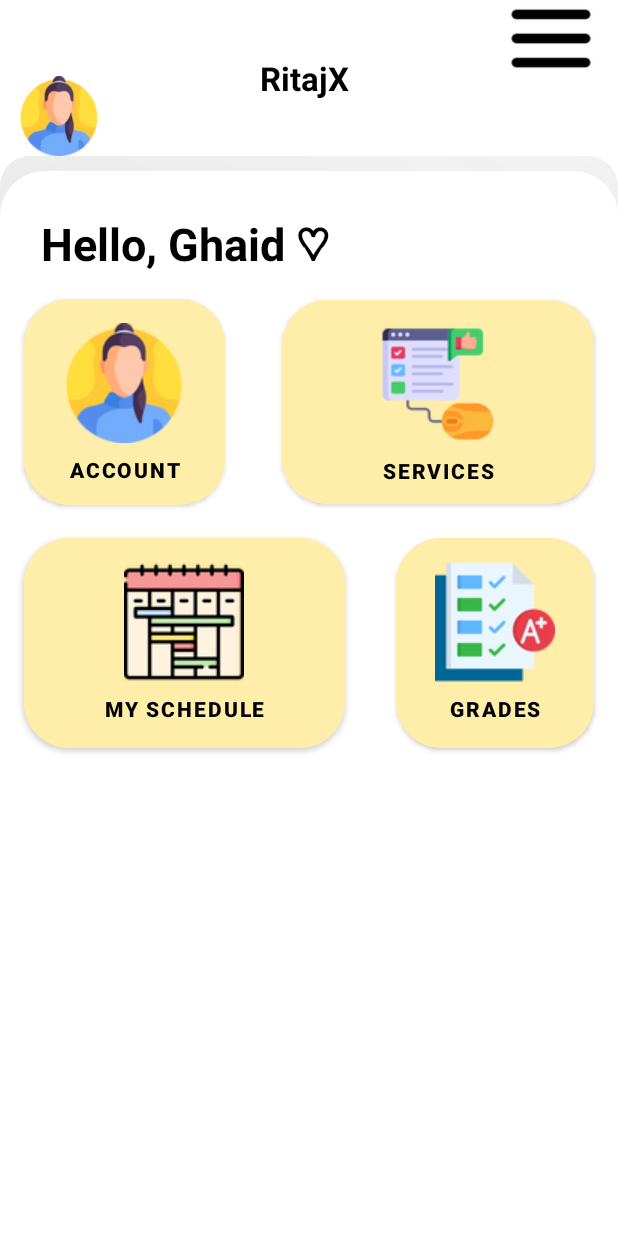
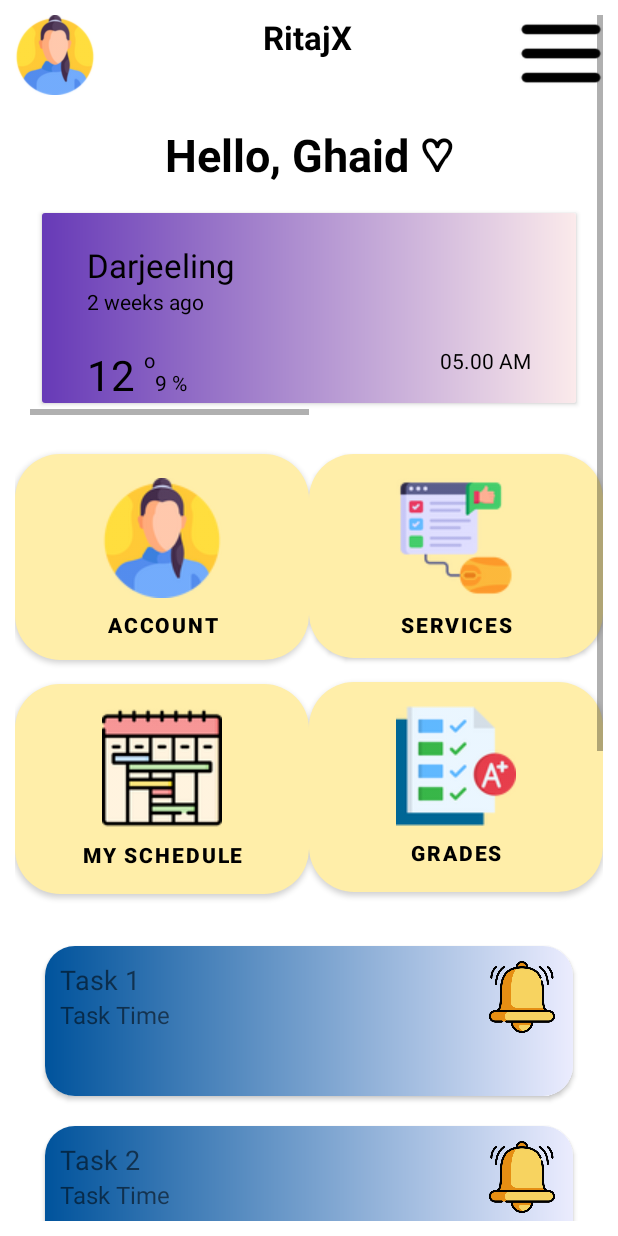
Before and after one commit to GhaidYahya/RitajX, an Android app: the home screen opened directly, with no data from a screen before it, on a phone screen of 412 x 824 dp. Run offline under Robolectric (Android 15) with nearby library versions, the phone set to English and light mode, and no system bars.

Commit message:
version 2

```diff
--- a/app/build.gradle.kts
+++ b/app/build.gradle.kts
@@ -36,4 +36,6 @@ dependencies {
     testImplementation("junit:junit:4.13.2")
     androidTestImplementation("androidx.test.ext:junit:1.1.5")
     androidTestImplementation("androidx.test.espresso:espresso-core:3.5.1")
+    implementation("androidx.cardview:cardview:1.0.0")
+    implementation ("androidx.recyclerview:recyclerview:1.2.0")
 }
--- a/app/src/main/AndroidManifest.xml
+++ b/app/src/main/AndroidManifest.xml
@@ -1,7 +1,7 @@
 <?xml version="1.0" encoding="utf-8"?>
 <manifest xmlns:android="http://schemas.android.com/apk/res/android"
     xmlns:tools="http://schemas.android.com/tools">
-
+    <uses-permission android:name="android.permission.INTERNET" />
     <application
         android:allowBackup="true"
         android:dataExtractionRules="@xml/data_extraction_rules"
--- /dev/null
+++ b/app/src/main/java/com/example/ritajx/SliderAdapter.java
@@ -0,0 +1,76 @@
+package com.example.ritajx;
+
+import android.view.LayoutInflater;
+import android.view.View;
+import android.view.ViewGroup;
+import android.widget.TextView;
+import androidx.annotation.NonNull;
+import androidx.recyclerview.widget.RecyclerView;
+import java.util.List;
+public class SliderAdapter extends RecyclerView.Adapter<RecyclerView.ViewHolder> {
+    public static int WEATHER_TYPE = 0;
+    public static int NEWS_TYPE = 1;
+    // Add other types as constants if needed
+
+    private List<Integer> items; // This list will hold the types of items.
+
+    public SliderAdapter(List<Integer> items) {
+        this.items = items; // Initialize with a list of item types
+    }
+
+    @Override
+    public int getItemViewType(int position) {
+        // Return the type based on the position or your logic
+        return items.get(position);
+    }
+
+    @NonNull
+    @Override
+    public RecyclerView.ViewHolder onCreateViewHolder(@NonNull ViewGroup parent, int viewType) {
+        View view;
+        if (viewType == WEATHER_TYPE) {
+            view = LayoutInflater.from(parent.getContext()).inflate(R.layout.weather, parent, false);
+            return new WeatherViewHolder(view);
+        } else {
+            view = LayoutInflater.from(parent.getContext()).inflate(R.layout.task_item, parent, false);
+            return new NewsViewHolder(view);
+        }
+    }
+
+    @Override
+    public void onBindViewHolder(@NonNull RecyclerView.ViewHolder holder, int position) {
+        int viewType = getItemViewType(position);
+        if (viewType == WEATHER_TYPE) {
+            // Bind weather data to the weather view holder
+            // ((WeatherViewHolder) holder).bind(weatherData);
+        } else {
+            // Bind news data to the news view holder
+            // ((NewsViewHolder) holder).bind(newsData);
+        }
+    }
+
+    @Override
+    public int getItemCount() {
+        return items.size();
+    }
+
+    // Define ViewHolder for weather
+    static class WeatherViewHolder extends RecyclerView.ViewHolder {
+        // Define weather view components
+
+        WeatherViewHolder(View itemView) {
+            super(itemView);
+            // Initialize weather view components
+        }
+    }
+
+    // Define ViewHolder for news
+    static class NewsViewHolder extends RecyclerView.ViewHolder {
+        // Define news view components
+
+        NewsViewHolder(View itemView) {
+            super(itemView);
+            // Initialize news view components
+        }
+    }
+}
--- /dev/null
+++ b/app/src/main/java/com/example/ritajx/Task.java
@@ -0,0 +1,35 @@
+package com.example.ritajx;
+
+public class Task {
+    private String taskname;
+    private String time;
+
+    public Task(String taskname, String time) {
+        this.taskname = taskname;
+        this.time = time;
+    }
+
+    public String getTaskname() {
+        return taskname;
+    }
+
+    public void setTaskname(String taskname) {
+        this.taskname = taskname;
+    }
+
+    public String getTime() {
+        return time;
+    }
+
+    public void setTime(String time) {
+        this.time = time;
+    }
+
+    @Override
+    public String toString() {
+        return "Task{" +
+                "taskname='" + taskname + '\'' +
+                ", time='" + time + '\'' +
+                '}';
+    }
+}
--- /dev/null
+++ b/app/src/main/java/com/example/ritajx/TaskAdapter.java
@@ -0,0 +1,52 @@
+package com.example.ritajx;
+
+import android.view.LayoutInflater;
+import android.view.View;
+import android.view.ViewGroup;
+import android.widget.ImageView;
+import android.widget.TextView;
+
+import androidx.annotation.NonNull;
+import androidx.recyclerview.widget.RecyclerView;
+
+import java.util.List;
+
+public class TaskAdapter extends RecyclerView.Adapter<TaskAdapter.TaskViewHolder> {
+
+    private List<Task> tasks;
+
+    public TaskAdapter(List<Task> tasks) {
+        this.tasks = tasks;
+    }
+
+    @NonNull
+    @Override
+    public TaskViewHolder onCreateViewHolder(@NonNull ViewGroup parent, int viewType) {
+        View view = LayoutInflater.from(parent.getContext())
+                .inflate(R.layout.task_item, parent, false);
+        return new TaskViewHolder(view);
+    }
+
+    @Override
+    public void onBindViewHolder(@NonNull TaskViewHolder holder, int position) {
+        Task task = tasks.get(position);
+        holder.taskName.setText(task.getTaskname());
+        // Bind other data to the views
+    }
+
+    @Override
+    public int getItemCount() {
+        return tasks.size();
+    }
+
+    static class TaskViewHolder extends RecyclerView.ViewHolder {
+        TextView taskName;
+        ImageView taskIcon;
+
+        TaskViewHolder(View itemView) {
+            super(itemView);
+            taskName = itemView.findViewById(R.id.task_name);
+            taskIcon = itemView.findViewById(R.id.task_icon);
+        }
+    }
+}
--- a/app/src/main/java/com/example/ritajx/home.java
+++ b/app/src/main/java/com/example/ritajx/home.java
@@ -1,18 +1,38 @@
 package com.example.ritajx;
 
+import android.app.Dialog;
 import android.content.Intent;
 import android.os.Bundle;
 import android.view.View;
+import android.widget.AdapterView;
+import android.widget.ArrayAdapter;
 import android.widget.Button;
+import android.widget.Spinner;
 
 import androidx.appcompat.app.AppCompatActivity;
+import androidx.recyclerview.widget.LinearLayoutManager;
+import androidx.recyclerview.widget.RecyclerView;
+
+import java.util.ArrayList;
+import java.util.List;
 
 public class home extends AppCompatActivity {
 
+    private RecyclerView recyclerView;
+    private TaskAdapter taskAdapter;
+    private List<Task> taskList;
     @Override
     protected void onCreate(Bundle savedInstanceState) {
         super.onCreate(savedInstanceState);
         setContentView(R.layout.homepage);
+        recyclerView = findViewById(R.id.tasks_recycler_view);
+        recyclerView.setLayoutManager(new LinearLayoutManager(this));
+
+        taskList = new ArrayList<>();
+        taskAdapter = new TaskAdapter(taskList);
+        recyclerView.setAdapter(taskAdapter);
+        setupSlider();
+        loadTasks(); // Populate the task lis
 
         Button servicesButton = findViewById(R.id.services_btn2);
         servicesButton.setOnClickListener(new View.OnClickListener() {
@@ -21,6 +41,21 @@ public class home extends AppCompatActivity {
                 openServicesActivity();
             }
         });
+
+
+
+    }
+    private void loadTasks() {
+        // Add tasks to your list
+        taskList.add(new Task("Task 1", "Time 1"));
+        taskList.add(new Task("Task 2", "Time 2"));
+        taskList.add(new Task("Task 1", "Time 1"));
+        taskList.add(new Task("Task 2", "Time 2"));
+        taskList.add(new Task("Task 1", "Time 1"));
+        taskList.add(new Task("Task 2", "Time 2"));
+        // ... add more tasks ...
+
+        taskAdapter.notifyDataSetChanged();
     }
 
 
@@ -28,4 +63,19 @@ public class home extends AppCompatActivity {
         Intent intent = new Intent(this, services.class);
         startActivity(intent);
     }
+    private void setupSlider() {
+        RecyclerView sliderRecyclerView = findViewById(R.id.horizontal_recycler_view); // Make sure you have this in your home.xml
+        sliderRecyclerView.setLayoutManager(new LinearLayoutManager(this, LinearLayoutManager.HORIZONTAL, false));
+
+        // Prepare the items list
+        List<Integer> items = new ArrayList<>();
+        items.add(SliderAdapter.WEATHER_TYPE); // Add weather card
+        items.add(SliderAdapter.NEWS_TYPE);    // Add news card
+        // Add more items if needed
+
+        // Set the adapter
+        SliderAdapter sliderAdapter = new SliderAdapter(items);
+        sliderRecyclerView.setAdapter(sliderAdapter);
+    }
+
 }
--- /dev/null
+++ b/app/src/main/res/drawable/bg1.xml
@@ -0,0 +1,6 @@
+<?xml version="1.0" encoding="utf-8"?>
+<shape xmlns:android="http://schemas.android.com/apk/res/android">
+    <gradient
+        android:startColor="#673AB7"
+        android:endColor="#FBEAEB"/>
+</shape>
--- /dev/null
+++ b/app/src/main/res/drawable/bg2.xml
@@ -0,0 +1,6 @@
+<?xml version="1.0" encoding="utf-8"?>
+<shape xmlns:android="http://schemas.android.com/apk/res/android">
+    <gradient
+        android:startColor="#E2D1F9"
+        android:endColor="#317773"/>
+</shape>
--- /dev/null
+++ b/app/src/main/res/drawable/bg3.xml
@@ -0,0 +1,6 @@
+<?xml version="1.0" encoding="utf-8"?>
+<shape xmlns:android="http://schemas.android.com/apk/res/android">
+    <gradient
+        android:startColor="#00539C"
+        android:endColor="#ebecfe"/>
+</shape>
--- a/app/src/main/res/layout/homepage.xml
+++ b/app/src/main/res/layout/homepage.xml
@@ -1,51 +1,44 @@
 <?xml version="1.0" encoding="utf-8"?>
-<androidx.constraintlayout.widget.ConstraintLayout xmlns:android="http://schemas.android.com/apk/res/android"
+<ScrollView xmlns:android="http://schemas.android.com/apk/res/android"
     xmlns:app="http://schemas.android.com/apk/res-auto"
     xmlns:tools="http://schemas.android.com/tools"
     android:layout_width="match_parent"
-    android:layout_height="match_parent"
-
-
+    android:layout_height="wrap_content"
+    android:padding="10dp"
     tools:context=".home">
-
-    <LinearLayout
-        android:id="@+id/cardView3"
-        android:layout_width="0dp"
-        android:layout_height="720dp"
-        android:background="@drawable/lay"
-        app:layout_constraintBottom_toBottomOf="parent"
-        app:layout_constraintEnd_toEndOf="parent"
-        app:layout_constraintStart_toStartOf="parent"
-        app:layout_constraintTop_toTopOf="parent"
-        app:layout_constraintVertical_bias="1.0">
 
     <androidx.constraintlayout.widget.ConstraintLayout
         android:layout_width="match_parent"
-            android:layout_height="match_parent">
+        android:layout_height="wrap_content">
 
+        <TextView
+            android:id="@+id/hello_user"
+            android:layout_width="wrap_content"
+            android:layout_height="wrap_content"
+            android:layout_marginTop="72dp"
+            android:text="Hello, Ghaid ♡"
+            android:textColor="#000000"
+            android:textSize="30sp"
+            android:textStyle="bold"
+            app:layout_constraintEnd_toEndOf="parent"
+            app:layout_constraintStart_toStartOf="parent"
+            app:layout_constraintTop_toTopOf="parent" />
 
-            <Button
-                android:id="@+id/services_btn2"
-                android:layout_width="208dp"
-                android:layout_height="136dp"
-                android:background="@drawable/round_bg"
-                android:drawableTop="@drawable/rsz_feedback"
-                android:onClick="Services"
+        <androidx.recyclerview.widget.RecyclerView
+            android:id="@+id/horizontal_recycler_view"
+            android:layout_width="match_parent"
+            android:layout_height="wrap_content"
+            app:layout_constraintTop_toBottomOf="@+id/hello_user"
+            app:layout_constraintStart_toStartOf="parent"
+            app:layout_constraintEnd_toEndOf="parent"
             android:padding="10dp"
-                android:text="Services"
-                android:textColor="#000000"
-                android:textStyle="bold"
-                app:layout_constraintBottom_toBottomOf="parent"
-                app:layout_constraintEnd_toEndOf="parent"
-                app:layout_constraintHorizontal_bias="0.921"
-                app:layout_constraintStart_toStartOf="parent"
-                app:layout_constraintTop_toTopOf="parent"
-                app:layout_constraintVertical_bias="0.164" />
+            android:scrollbars="horizontal"/>
 
         <Button
             android:id="@+id/profile_btn"
-                android:layout_width="134dp"
+            android:layout_width="0dp"
             android:layout_height="137dp"
+            android:layout_marginTop="16dp"
             android:background="@drawable/round_bg"
             android:drawableTop="@drawable/rsz_woman"
             android:elevation="20dp"
@@ -54,17 +47,33 @@
             android:text="Account"
             android:textColor="#000000"
             android:textStyle="bold"
-                app:layout_constraintBottom_toBottomOf="parent"
-                app:layout_constraintEnd_toEndOf="parent"
-                app:layout_constraintHorizontal_bias="0.057"
+            app:layout_constraintTop_toBottomOf="@+id/horizontal_recycler_view"
             app:layout_constraintStart_toStartOf="parent"
-                app:layout_constraintTop_toTopOf="parent"
-                app:layout_constraintVertical_bias="0.164" />
+            app:layout_constraintEnd_toStartOf="@+id/services_btn2" />
 
+        <!-- Button 2: Services -->
+        <Button
+            android:id="@+id/services_btn2"
+            android:layout_width="0dp"
+            android:layout_height="136dp"
+            android:layout_marginTop="16dp"
+            android:background="@drawable/round_bg"
+            android:drawableTop="@drawable/rsz_feedback"
+            android:onClick="Services"
+            android:padding="10dp"
+            android:text="Services"
+            android:textColor="#000000"
+            android:textStyle="bold"
+            app:layout_constraintTop_toBottomOf="@+id/horizontal_recycler_view"
+            app:layout_constraintStart_toEndOf="@+id/profile_btn"
+            app:layout_constraintEnd_toEndOf="parent" />
+
+        <!-- Button 3: Schedule -->
         <Button
             android:id="@+id/schedule_btn"
-                android:layout_width="214dp"
+            android:layout_width="0dp"
             android:layout_height="140dp"
+            android:layout_marginTop="16dp"
             android:background="@drawable/round_bg"
             android:drawableTop="@drawable/rsz_weekly"
             android:onClick="Schedule"
@@ -72,17 +81,16 @@
             android:text="My Schedule"
             android:textColor="#000000"
             android:textStyle="bold"
-                app:layout_constraintBottom_toBottomOf="parent"
-                app:layout_constraintEnd_toEndOf="parent"
-                app:layout_constraintHorizontal_bias="0.081"
+            app:layout_constraintTop_toBottomOf="@+id/profile_btn"
             app:layout_constraintStart_toStartOf="parent"
-                app:layout_constraintTop_toTopOf="parent"
-                app:layout_constraintVertical_bias="0.439" />
+            app:layout_constraintEnd_toStartOf="@+id/Grades_btn" />
 
+        <!-- Button 4: Grades -->
         <Button
             android:id="@+id/Grades_btn"
-                android:layout_width="132dp"
+            android:layout_width="0dp"
             android:layout_height="140dp"
+            android:layout_marginTop="16dp"
             android:background="@drawable/round_bg"
             android:drawableTop="@drawable/rsz_score"
             android:onClick="Grades"
@@ -90,29 +98,23 @@
             android:text="Grades"
             android:textColor="#000000"
             android:textStyle="bold"
-                app:layout_constraintBottom_toBottomOf="parent"
-                app:layout_constraintEnd_toEndOf="parent"
-                app:layout_constraintHorizontal_bias="0.942"
+            app:layout_constraintTop_toBottomOf="@+id/services_btn2"
+            app:layout_constraintStart_toEndOf="@+id/schedule_btn"
+            app:layout_constraintEnd_toEndOf="parent" />
+
+        <!-- RecyclerView for dynamic task cards -->
+        <androidx.recyclerview.widget.RecyclerView
+            android:id="@+id/tasks_recycler_view"
+            android:layout_width="0dp"
+            android:layout_height="wrap_content"
+            android:layout_marginTop="16dp"
+            android:padding="10dp"
+            android:scrollbars="vertical"
+            app:layout_constraintTop_toBottomOf="@+id/Grades_btn"
             app:layout_constraintStart_toStartOf="parent"
-                app:layout_constraintTop_toTopOf="parent"
-                app:layout_constraintVertical_bias="0.439" />
+            app:layout_constraintEnd_toEndOf="parent" />
 
-            <TextView
-                android:id="@+id/hello_user"
-                android:layout_width="wrap_content"
-                android:layout_height="wrap_content"
-                android:layout_marginBottom="16dp"
-                android:text="Hello, Ghaid ♡"
-                android:textColor="#000000"
-                android:textSize="30sp"
-                android:textStyle="bold"
-                app:layout_constraintBottom_toTopOf="@+id/profile_btn"
-                app:layout_constraintEnd_toEndOf="@+id/schedule_btn"
-                app:layout_constraintStart_toStartOf="@+id/profile_btn" />
-
-        </androidx.constraintlayout.widget.ConstraintLayout>
-    </LinearLayout>
-
+        <!-- Navigation Button -->
         <ImageButton
             android:id="@+id/navbtn"
             android:layout_width="56dp"
@@ -121,14 +123,10 @@
             android:contentDescription="@null"
             android:importantForAccessibility="no"
             android:onClick="nav"
-        app:layout_constraintBottom_toTopOf="@+id/cardView3"
-        app:layout_constraintEnd_toEndOf="parent"
-        app:layout_constraintHorizontal_bias="0.954"
-        app:layout_constraintStart_toStartOf="parent"
             app:layout_constraintTop_toTopOf="parent"
-        app:layout_constraintVertical_bias="0.0" />
+            app:layout_constraintEnd_toEndOf="parent" />
 
-
+        <!-- Profile Small Button -->
         <ImageButton
             android:id="@+id/profileSmallbtn"
             android:layout_width="53dp"
@@ -137,13 +135,10 @@
             android:contentDescription="@null"
             android:importantForAccessibility="no"
             android:onClick="profile"
-        app:layout_constraintBottom_toTopOf="@+id/cardView3"
-        app:layout_constraintEnd_toStartOf="@+id/navbtn"
-        app:layout_constraintHorizontal_bias="0.044"
-        app:layout_constraintStart_toStartOf="parent"
             app:layout_constraintTop_toTopOf="parent"
-        app:layout_constraintVertical_bias="1.0" />
+            app:layout_constraintStart_toStartOf="parent" />
 
+        <!-- Title Text -->
         <TextView
             android:id="@+id/title_ritajX"
             android:layout_width="wrap_content"
@@ -152,10 +147,9 @@
             android:textColor="#000000"
             android:textSize="22sp"
             android:textStyle="bold"
-        app:layout_constraintBottom_toTopOf="@+id/cardView3"
-        app:layout_constraintEnd_toStartOf="@+id/navbtn"
+            app:layout_constraintTop_toTopOf="parent"
             app:layout_constraintStart_toEndOf="@+id/profileSmallbtn"
-        app:layout_constraintTop_toTopOf="parent" />
-
+            app:layout_constraintEnd_toStartOf="@+id/navbtn" />
 
     </androidx.constraintlayout.widget.ConstraintLayout>
+</ScrollView>
--- /dev/null
+++ b/app/src/main/res/layout/task_item.xml
@@ -0,0 +1,46 @@
+<androidx.cardview.widget.CardView xmlns:android="http://schemas.android.com/apk/res/android"
+    xmlns:app="http://schemas.android.com/apk/res-auto"
+    android:layout_width="match_parent"
+    android:layout_height="100dp"
+    android:layout_margin="10dp"
+    app:cardCornerRadius="20dp">
+
+    <!-- Horizontal layout for task content and icon -->
+    <LinearLayout
+        android:layout_width="match_parent"
+        android:layout_height="match_parent"
+        android:background="@drawable/bg3"
+        android:orientation="horizontal"
+        android:padding="10dp">
+
+        <!-- Vertical layout for text content -->
+        <LinearLayout
+            android:layout_width="0dp"
+            android:layout_height="wrap_content"
+            android:layout_weight="1"
+            android:orientation="vertical">
+
+            <TextView
+                android:id="@+id/task_name"
+                android:layout_width="match_parent"
+                android:layout_height="wrap_content"
+                android:text="Task Name"
+                android:textSize="18sp" />
+
+            <TextView
+                android:id="@+id/task_time"
+                android:layout_width="match_parent"
+                android:layout_height="wrap_content"
+                android:text="Task Time"
+                android:textSize="16sp" />
+        </LinearLayout>
+
+        <!-- ImageView for the task icon -->
+        <ImageView
+            android:id="@+id/task_icon"
+            android:layout_width="48dp"
+            android:layout_height="48dp"
+            android:src="@drawable/ringer" />
+
+    </LinearLayout>
+</androidx.cardview.widget.CardView>
--- /dev/null
+++ b/app/src/main/res/layout/weather.xml
@@ -0,0 +1,95 @@
+<androidx.cardview.widget.CardView xmlns:android="http://schemas.android.com/apk/res/android"
+    android:layout_width="match_parent"
+    android:layout_height="wrap_content"
+    android:layout_margin="8dp">
+
+
+<LinearLayout
+        android:layout_width="match_parent"
+        android:layout_height="match_parent"
+        android:background="@drawable/bg1"
+        android:orientation="vertical">
+
+        <LinearLayout
+            android:layout_width="match_parent"
+            android:layout_height="wrap_content"
+            android:layout_marginStart="30dp"
+            android:layout_marginTop="20dp"
+            android:layout_marginEnd="30dp"
+            android:orientation="horizontal">
+
+            <LinearLayout
+                android:layout_width="wrap_content"
+                android:layout_height="wrap_content"
+                android:orientation="vertical">
+
+                <TextView
+                    android:layout_width="wrap_content"
+                    android:layout_height="wrap_content"
+                    android:text="Darjeeling"
+                    android:textColor="#000000"
+                    android:textSize="22sp" />
+
+                <TextView
+                    android:layout_width="wrap_content"
+                    android:layout_height="wrap_content"
+                    android:text="2 weeks ago"
+                    android:textColor="#000000"
+                    android:textSize="14sp" />
+            </LinearLayout>
+
+        </LinearLayout>
+
+        <LinearLayout
+            android:layout_width="match_parent"
+            android:layout_height="match_parent"
+            android:layout_marginStart="30dp"
+            android:layout_marginTop="20dp"
+            android:layout_marginEnd="30dp"
+            android:orientation="horizontal">
+
+            <TextView
+                android:layout_width="wrap_content"
+                android:layout_height="wrap_content"
+                android:text="12"
+                android:textColor="#000000"
+                android:textSize="28sp" />
+
+            <LinearLayout
+                android:layout_width="wrap_content"
+                android:layout_height="wrap_content"
+                android:orientation="vertical">
+
+                <TextView
+                    android:layout_width="wrap_content"
+                    android:layout_height="wrap_content"
+                    android:layout_marginStart="6dp"
+                    android:text="o"
+                    android:textColor="#000000"
+                    android:textSize="13sp" />
+
+            </LinearLayout>
+
+            <TextView
+                android:layout_width="wrap_content"
+                android:layout_height="wrap_content"
+                android:text="9 %"
+                android:textColor="#000000"
+                android:textSize="14sp" />
+
+            <RelativeLayout
+                android:layout_width="match_parent"
+                android:layout_height="match_parent">
+
+                <TextView
+                    android:layout_width="wrap_content"
+                    android:layout_height="wrap_content"
+                    android:layout_alignParentEnd="true"
+                    android:layout_marginStart="6dp"
+                    android:text="05.00 AM"
+                    android:textColor="#000000"
+                    android:textSize="14sp" />
+            </RelativeLayout>
+        </LinearLayout>
+    </LinearLayout>
+</androidx.cardview.widget.CardView>
--- a/app/src/main/res/values/strings.xml
+++ b/app/src/main/res/values/strings.xml
@@ -1,3 +1,7 @@
 <resources>
     <string name="app_name">RitajX</string>
+    <string-array name="info_options">
+        <item>Daily Announcements</item>
+        <item>Weather</item>
+    </string-array>
 </resources>
--- a/build.gradle.kts
+++ b/build.gradle.kts
@@ -1,4 +1,4 @@
 // Top-level build file where you can add configuration options common to all sub-projects/modules.
 plugins {
-    id("com.android.application") version "8.1.3" apply false
+    id("com.android.application") version "8.1.4" apply false
 }
```
Also changed, not shown: app/src/main/res/drawable/ringer.png (added). Lines whose indentation alone changed are shown as unchanged.
